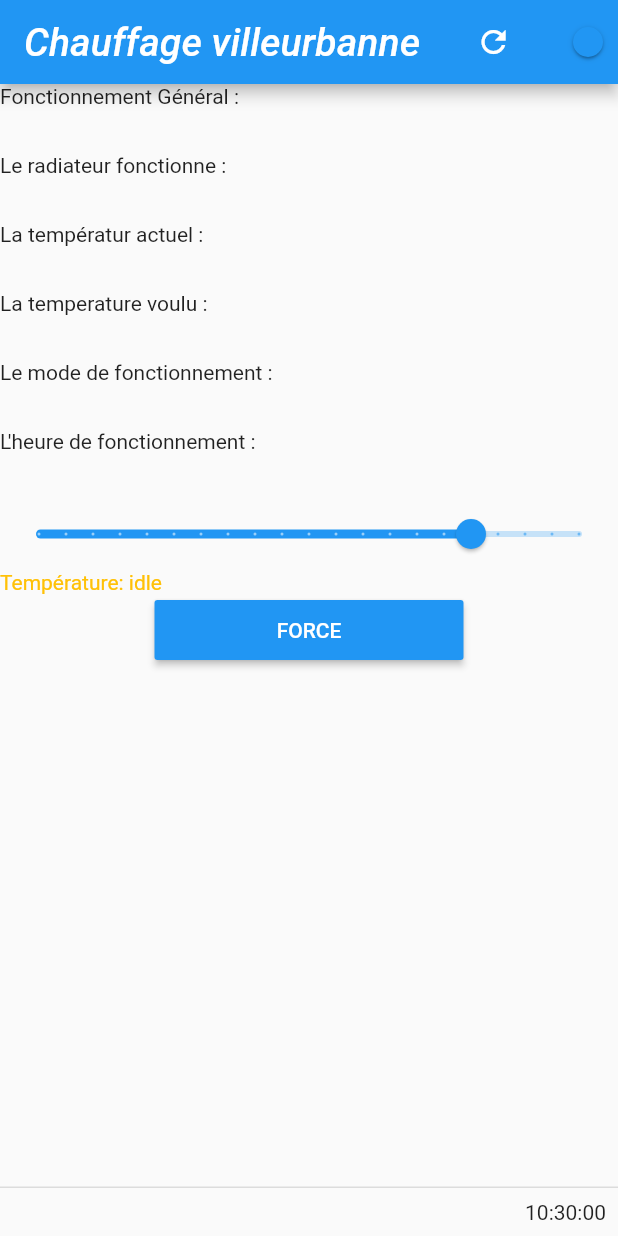
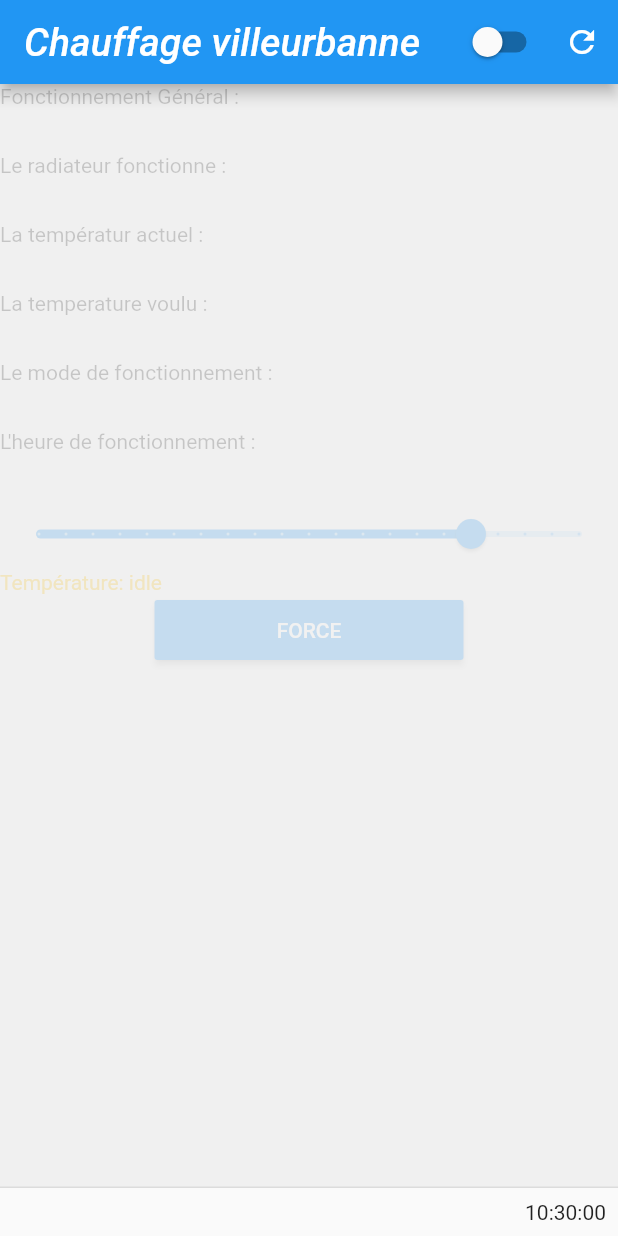
Before and after one commit to celestindeal/Heating_Regulation, a Flutter app: the screen it shows after launch, after a tap on the "refresh" icon, on a phone screen of 412 x 824 dp. Run offline on Flutter 3.47's test engine with Material 2 defaults, Android fonts, the light colour scheme and no system bars; our stand-ins replace date_format; network calls fail; Roboto replaces fonts that are missing (Georgia); statements that could not run were skipped.

Commit message:
fix: mode off add opacity

```diff
--- a/application mobile/lib/Accueil.dart
+++ b/application mobile/lib/Accueil.dart
@@ -20,7 +20,7 @@ class _AccueilState extends State<Accueil> {
       heure: '',
       mode: '',
       temperature: '',
-      swith: true);
+      swith: false);
   double _value = 20;
   String _status = 'idle';
   Color _statusColor = Colors.amber;
@@ -41,15 +41,6 @@ class _AccueilState extends State<Accueil> {
       appBar: AppBar(
         title: const Text('Chauffage villeurbanne'),
         actions: [
-          IconButton(
-            icon: const Icon(Icons.refresh),
-            onPressed: () async {
-              await appartement.refresh();
-              setState(() {
-                appartement;
-              });
-            },
-          ),
           Switch(
               value: appartement.swith,
               onChanged: ((value) async {
@@ -61,7 +52,16 @@ class _AccueilState extends State<Accueil> {
                 setState(() {
                   appartement;
                 });
-              }))
+              })),
+              IconButton(
+            icon: const Icon(Icons.refresh),
+            onPressed: () async {
+              await appartement.refresh();
+              setState(() {
+                appartement;
+              });
+            },
+          ),
         ],
       ),
       body: Stack(
@@ -149,13 +149,11 @@ class _AccueilState extends State<Accueil> {
               ),
             ],
           ),
-          appartement.swith
+         appartement.swith
               ? Container()
               : Container(
-                  decoration: appartement.swith
-                      ? new BoxDecoration(
+                  decoration: new BoxDecoration(
                           color: Colors.grey.shade200.withOpacity(0.8))
-                      : new BoxDecoration(),
                 ),
         ],
       ),
```
Also changed, not shown: 3 other files.
